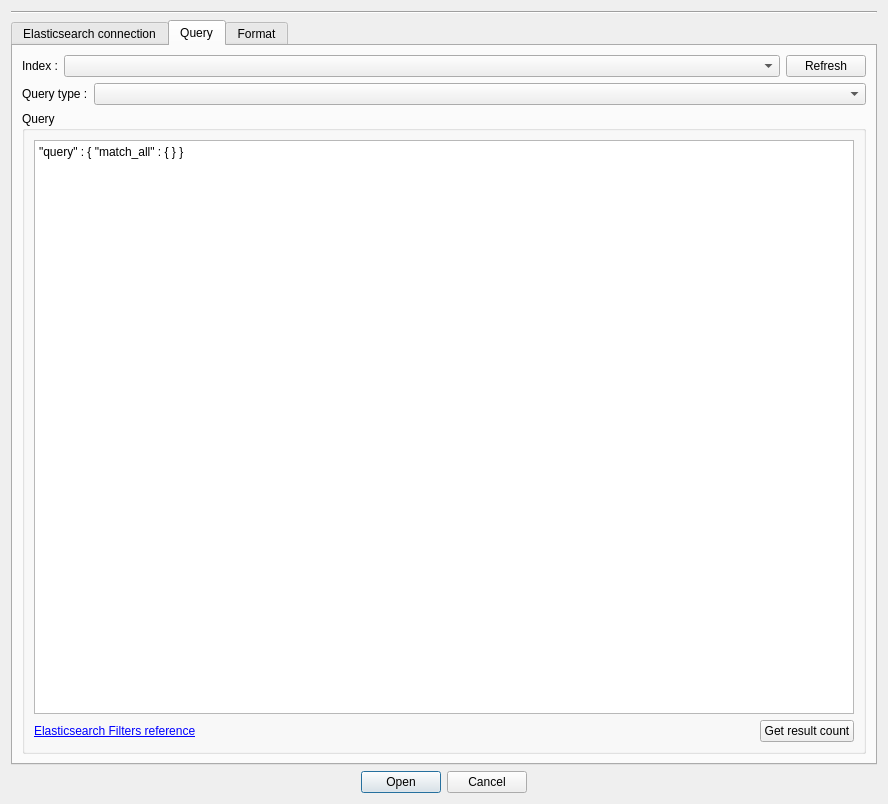
Qt form libpvkernel/plugins/input_types/elasticsearch/elasticsearch_params.ui (squey/squey) before a commit.
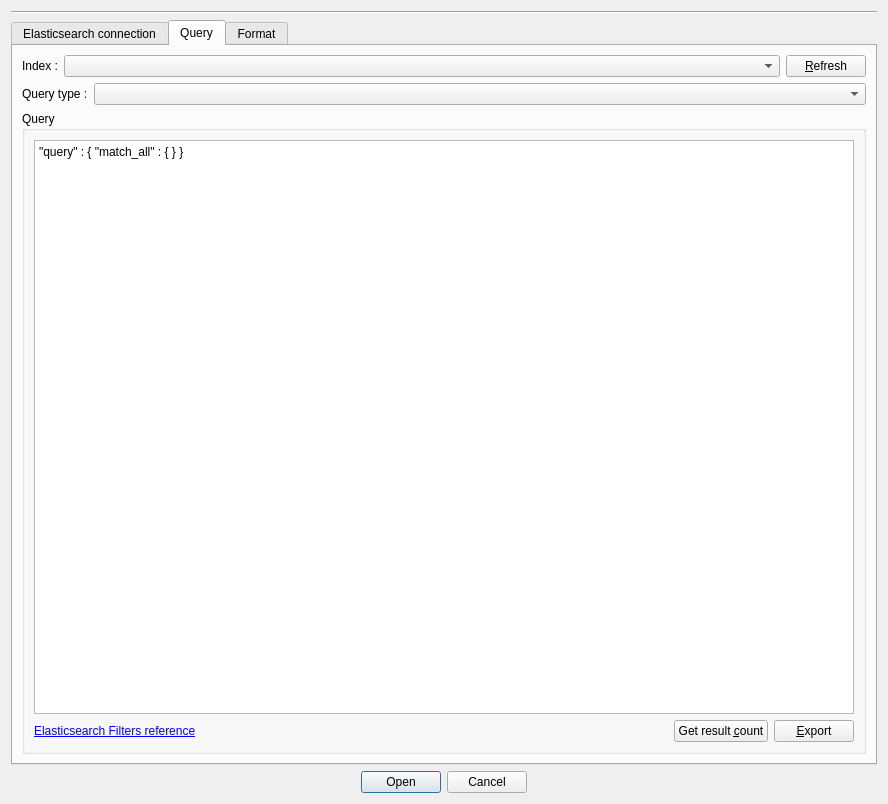
The same form after that commit. The open tabs and pages were chosen to show the change.

Commit message:
[PVElasticsearchParamsWidget] Added export feature.
The extract logic was moved from PVElasticsearchSource to
PVElasticsearchAPI so it can then be used by the export feature of
PVElasticsearchParamsWidget.

What changed in the file:
```diff
--- a/libpvkernel/plugins/input_types/elasticsearch/elasticsearch_params.ui
+++ b/libpvkernel/plugins/input_types/elasticsearch/elasticsearch_params.ui
@@ -255,7 +255,7 @@
               </sizepolicy>
              </property>
              <property name="text">
-              <string>Refresh</string>
+              <string>&amp;Refresh</string>
              </property>
             </widget>
            </item>
@@ -293,7 +293,7 @@
             <string>Query</string>
            </property>
            <layout class="QGridLayout" name="gridLayout_2">
-            <item row="0" column="0" colspan="2">
+            <item row="0" column="0" colspan="4">
              <widget class="QPlainTextEdit" name="_txt_query">
               <property name="sizePolicy">
                <sizepolicy hsizetype="MinimumExpanding" vsizetype="MinimumExpanding">
@@ -306,6 +306,13 @@
               </property>
              </widget>
             </item>
+            <item row="1" column="0" colspan="4">
+             <layout class="QGridLayout" name="_querybuilder_layout">
+              <property name="sizeConstraint">
+               <enum>QLayout::SetMaximumSize</enum>
+              </property>
+             </layout>
+            </item>
             <item row="2" column="0">
              <widget class="QLabel" name="_reference_label">
               <property name="text">
@@ -319,7 +326,20 @@
               </property>
              </widget>
             </item>
-            <item row="2" column="1">
+            <item row="2" column="3">
+             <widget class="QPushButton" name="_export_pushbutton">
+              <property name="sizePolicy">
+               <sizepolicy hsizetype="Maximum" vsizetype="Fixed">
+                <horstretch>0</horstretch>
+                <verstretch>0</verstretch>
+               </sizepolicy>
+              </property>
+              <property name="text">
+               <string>&amp;Export</string>
+              </property>
+             </widget>
+            </item>
+            <item row="2" column="2">
              <widget class="QPushButton" name="_count_btn">
               <property name="sizePolicy">
                <sizepolicy hsizetype="Maximum" vsizetype="Fixed">
@@ -328,17 +348,10 @@
                </sizepolicy>
               </property>
               <property name="text">
-               <string>Get result count</string>
+               <string>Get result &amp;count</string>
               </property>
              </widget>
             </item>
-            <item row="1" column="0" colspan="2">
-             <layout class="QGridLayout" name="_querybuilder_layout">
-              <property name="sizeConstraint">
-               <enum>QLayout::SetMaximumSize</enum>
-              </property>
-             </layout>
-            </item>
            </layout>
           </widget>
          </item>
```
The commit also changes 5 other files.
